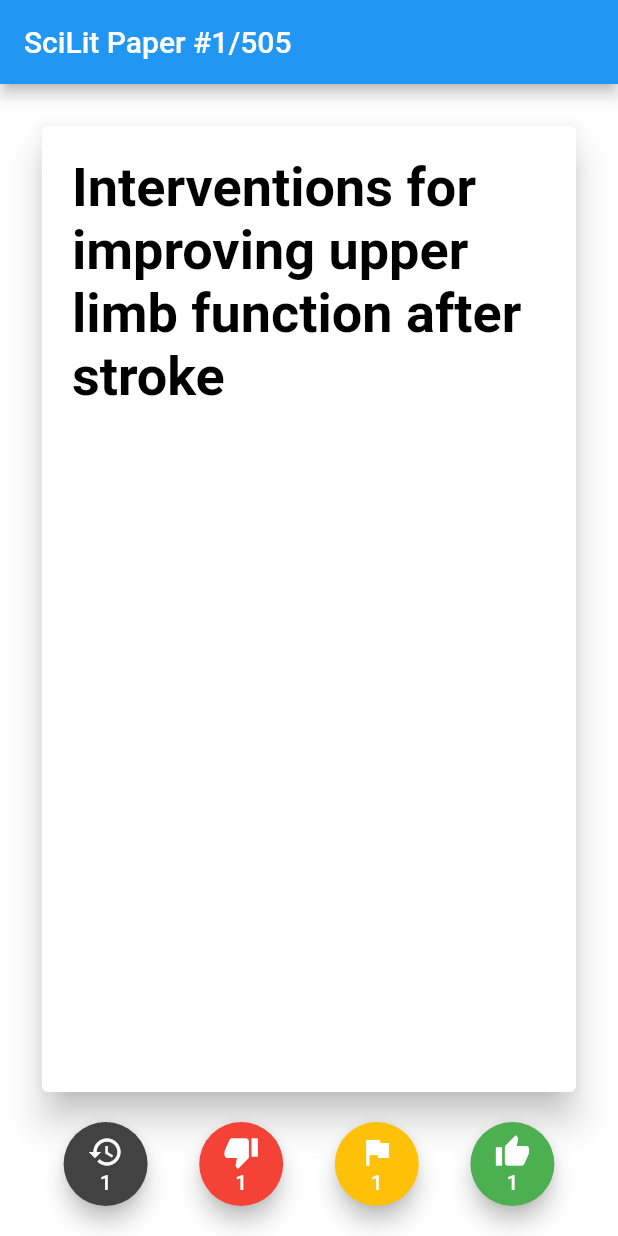
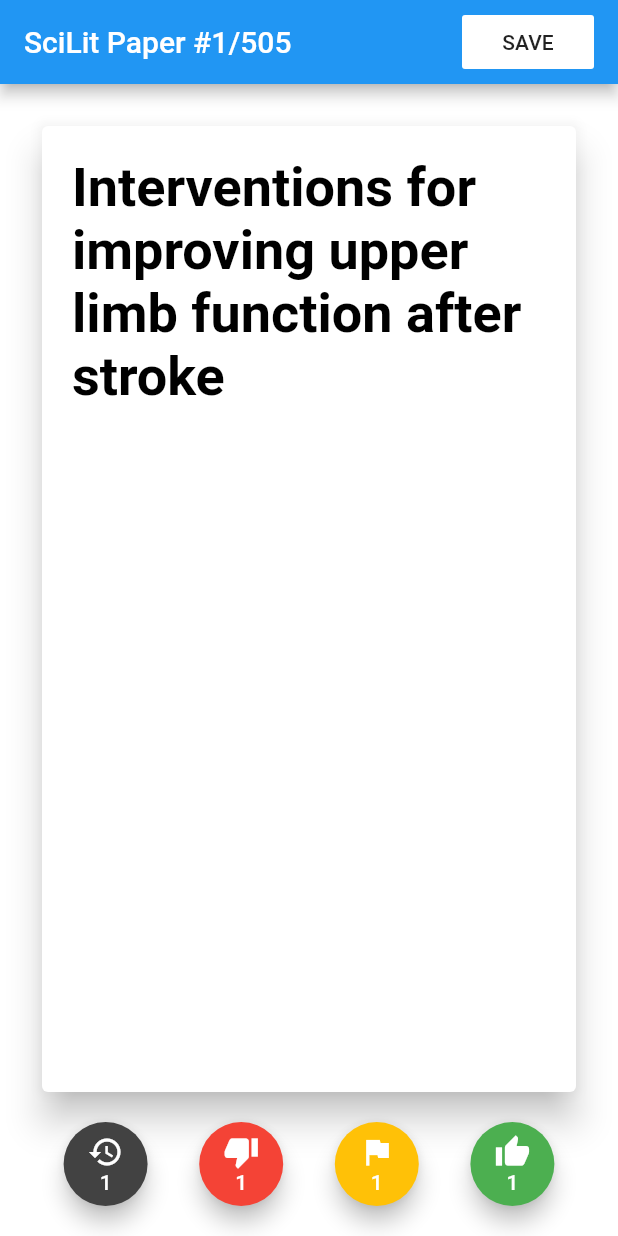
Before and after one commit to enigmatic-bacon/scilit-review, a Flutter app: the screen it shows after launch, on a phone screen of 412 x 824 dp. Run offline on Flutter 3.47's test engine with Material 2 defaults, Android fonts, the phone set to English and light mode, and no system bars; drawn by our look-alikes of auto_size_text; our stand-ins replace cloud_firestore, rflutter_alert; accounts and stored records are empty.

Commit message:
starting save functionality

```diff
--- /dev/null
+++ b/lib/backend/save.dart
@@ -0,0 +1,11 @@
+import 'dart:io';
+import 'package:path_provider/path_provider.dart';
+
+class Saver {
+  void save() {}
+  Future<String> get _localPath async {
+    final directory = await getApplicationDocumentsDirectory();
+
+    return directory.path;
+  }
+}
--- a/lib/frontend/homepage.dart
+++ b/lib/frontend/homepage.dart
@@ -3,6 +3,7 @@ import 'package:scilit/backend/paperTitles.dart';
 import 'package:scilit/frontend/scicard.dart';
 import 'bottombar.dart';
 import 'package:rflutter_alert/rflutter_alert.dart';
+import '../backend/save.dart';
 
 class MyHomePage extends StatefulWidget {
   MyHomePage({Key key, this.title}) : super(key: key);
@@ -15,6 +16,7 @@ class MyHomePage extends StatefulWidget {
 class _MyHomePageState extends State<MyHomePage> {
   Color _color = Colors.white;
   PaperBrain paperBrain = PaperBrain();
+  Saver saver = Saver();
   List<String> approvedPapers = [];
   List<String> rejectedPapers = [];
   List<String> flaggedPapers = [];
@@ -23,11 +25,24 @@ class _MyHomePageState extends State<MyHomePage> {
   Widget build(BuildContext context) {
     return Scaffold(
       appBar: AppBar(
-        title: Text(widget.title +
-            ' Paper #' +
-            (paperBrain.getCurrentPaperIndex() + 1).toString() +
-            '/' +
-            paperBrain.getNumPapers().toString()),
+        title: Row(
+          mainAxisAlignment: MainAxisAlignment.spaceBetween,
+          children: [
+            Text(widget.title +
+                ' Paper #' +
+                (paperBrain.getCurrentPaperIndex() + 1).toString() +
+                '/' +
+                paperBrain.getNumPapers().toString()),
+            FlatButton(
+              onPressed: () {
+                print('SAVE');
+                saver.save();
+              },
+              child: Text('SAVE'),
+              color: Colors.white,
+            )
+          ],
+        ),
       ),
       body: AnimatedContainer(
         color: _color,
--- a/pubspec.yaml
+++ b/pubspec.yaml
@@ -21,7 +21,7 @@ environment:
   sdk: ">=2.7.0 <3.0.0"
 
 dependencies:
-  cloud_firestore:
+  cloud_firestore: null
 
   flutter:
     sdk: flutter
@@ -31,6 +31,7 @@ dependencies:
   cupertino_icons: ^0.1.3
   auto_size_text: ^2.1.0
   rflutter_alert: ^1.0.3
+  path_provider: ^1.6.11
 
 dev_dependencies:
   flutter_test:
```
Also changed, not shown: pubspec.lock.
